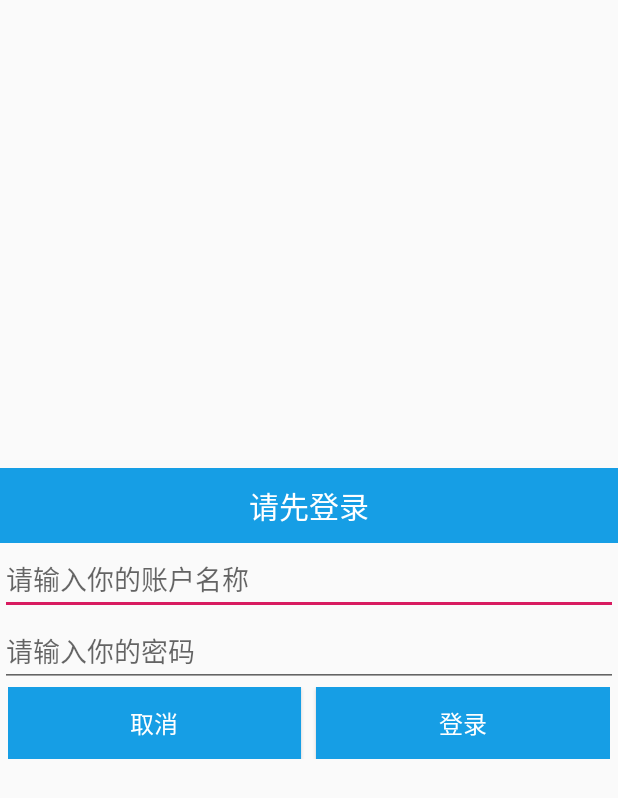
After one commit to 18153633473/counters, an Android app: the layout dialog.xml on its own in the app's theme, with its tools: preview values and no code run, on a phone screen of 412 x 824 dp. The commit adds this screen. Shown: the top 798 px of the screen. Run offline under Robolectric (Android 15) with nearby library versions, the phone set to English and light mode, and no system bars.

Commit message:
这是平时作业

```diff
--- a/app/src/main/AndroidManifest.xml
+++ b/app/src/main/AndroidManifest.xml
@@ -18,11 +18,7 @@
         <activity android:name=".MainActivity" />
         <activity android:name=".Rate2Activity" />
         <activity android:name=".RateActivity">
-            <intent-filter>
-                <action android:name="android.intent.action.MAIN" />
 
-                <category android:name="android.intent.category.LAUNCHER" />
-            </intent-filter>
         </activity>
         <activity
             android:name=".RateCalActivity"
@@ -31,7 +27,11 @@
 
         </activity>
         <activity android:name=".ViewpageActivity">
+            <intent-filter>
+                <action android:name="android.intent.action.MAIN" />
 
+                <category android:name="android.intent.category.LAUNCHER" />
+            </intent-filter>
         </activity>
         <activity android:name=".vote">
 
--- a/app/src/main/java/com/example/asus/myapplication/ViewpageActivity.java
+++ b/app/src/main/java/com/example/asus/myapplication/ViewpageActivity.java
@@ -5,7 +5,7 @@ import android.support.v4.view.ViewPager;
 import android.support.v7.app.AppCompatActivity;
 import android.os.Bundle;
 
-public class ViewpageActivity extends AppCompatActivity {
+public class  ViewpageActivity extends AppCompatActivity {
 
     @Override
     protected void onCreate(Bundle savedInstanceState) {
--- a/app/src/main/res/layout/activity_viewpage.xml
+++ b/app/src/main/res/layout/activity_viewpage.xml
@@ -9,7 +9,7 @@
     <android.support.design.widget.TabLayout
         android:id="@+id/sliding_tabs"
         android:layout_width="match_parent"
-        android:layout_height="wrap_content"
+        android:layout_height="0dp"
         app:tabMode="fixed"
         ></android.support.design.widget.TabLayout>
 
--- /dev/null
+++ b/app/src/main/res/layout/dialog.xml
@@ -0,0 +1,70 @@
+<?xml version="1.0" encoding="utf-8"?>
+<android.support.constraint.ConstraintLayout
+    xmlns:android="http://schemas.android.com/apk/res/android" android:layout_width="match_parent"
+    android:layout_height="match_parent">
+    <LinearLayout xmlns:android="http://schemas.android.com/apk/res/android"
+        android:layout_width="match_parent"
+        android:layout_height="match_parent"
+        android:gravity="center"
+        android:background="@android:color/transparent"
+        android:orientation="vertical">
+
+        <TextView
+            android:id="@+id/textView"
+            android:layout_width="match_parent"
+            android:layout_height="50dp"
+            android:background="#169ee5"
+            android:gravity="center"
+            android:text="请先登录"
+            android:textColor="@android:color/white"
+            android:textSize="20sp" />
+
+        <EditText
+            android:id="@+id/et_name"
+            android:layout_width="match_parent"
+            android:layout_height="wrap_content"
+            android:hint="请输入你的账户名称"
+            android:textSize="18sp" />
+
+        <EditText
+            android:id="@+id/et_pwd"
+            android:layout_width="match_parent"
+            android:layout_height="wrap_content"
+            android:hint="请输入你的密码"
+            android:textSize="18sp" />
+
+        <LinearLayout
+            android:layout_width="match_parent"
+            android:layout_height="wrap_content"
+            android:layout_marginBottom="5dp"
+            android:orientation="horizontal"
+            android:paddingLeft="5dp"
+            android:paddingRight="5dp">
+
+            <Button
+
+                android:id="@+id/btn_cancel"
+                android:layout_width="0dp"
+                android:layout_height="wrap_content"
+                android:layout_marginRight="10dp"
+                android:layout_weight="1"
+                android:background="#169ee5"
+                android:text="取消"
+                android:textColor="@android:color/white"
+                android:textSize="16sp" />
+
+            <Button
+                android:id="@+id/btn_login"
+                android:layout_width="0dp"
+                android:layout_height="wrap_content"
+                android:layout_weight="1"
+                android:background="#169ee5"
+                android:text="登录"
+                android:textColor="@android:color/white"
+                android:textSize="16sp" />
+
+        </LinearLayout>
+
+    </LinearLayout>
+
+</android.support.constraint.ConstraintLayout>
```
